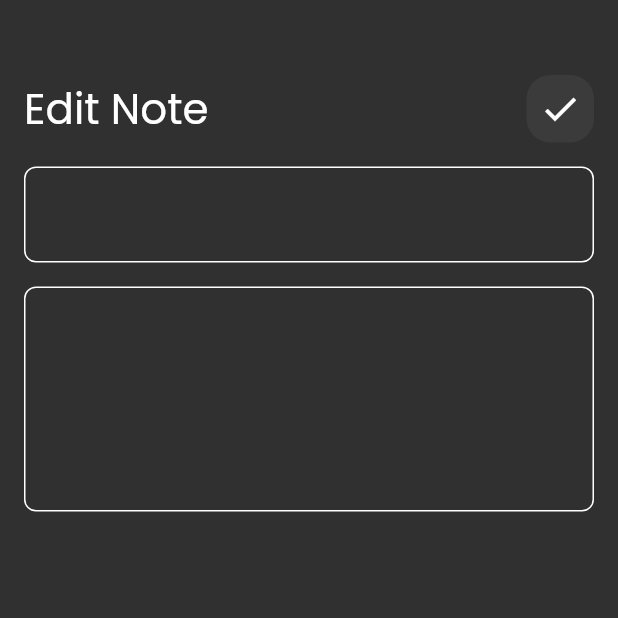
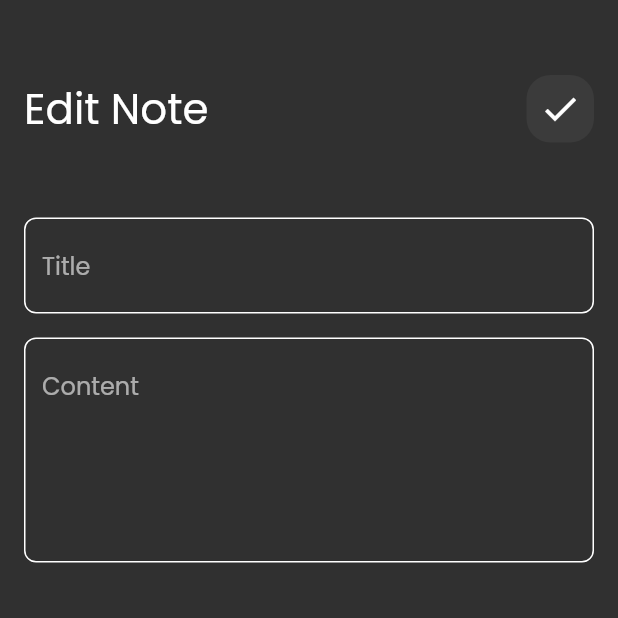
Before and after one commit to AdhamAyad/Notes_App, a Flutter app: the screen it shows after launch, after a tap on "Flutter Tips", on a phone screen of 412 x 824 dp, the top half of it. Run offline on Flutter 3.47's test engine with Material 2 defaults, Android fonts, the phone set to English and light mode, and no system bars; our stand-ins replace font_awesome_flutter.

Commit message:
edit note view UI done

```diff
--- a/lib/views/notes_view.dart
+++ b/lib/views/notes_view.dart
@@ -9,7 +9,10 @@ class NotesView extends StatelessWidget {
   @override
   Widget build(BuildContext context) {
     return  Scaffold(
-      floatingActionButton: FloatingActionButton(onPressed: (){
+      floatingActionButton: Padding(
+        padding: const EdgeInsets.only(bottom: 16),// move floating action buttom from buttom
+
+        child: FloatingActionButton(onPressed: (){
           showModalBottomSheet( //! to edit on buyyomsheet→edit on it directily, and to make it
 
             //? decoration of buttom sheet
@@ -24,6 +27,7 @@ class NotesView extends StatelessWidget {
 
         },
          child:const Icon(Icons.add),),
+      ),
 
       body:const NotesViewBody(), //! code will be clean
     );
--- a/lib/widgets/custom_app_bar.dart
+++ b/lib/widgets/custom_app_bar.dart
@@ -18,7 +18,7 @@ class CustomAppBar extends StatelessWidget {
 
       const  Spacer(),
 
-        CustomSearchIcon(icon: icon,)
+        CustomIcon(icon: icon,)
       ],
     );
   }
--- a/lib/widgets/custom_search_icon.dart
+++ b/lib/widgets/custom_search_icon.dart
@@ -1,21 +1,22 @@
 import 'package:flutter/material.dart';
 
-class CustomSearchIcon extends StatelessWidget {
-  const CustomSearchIcon({super.key, required this.icon});
+class CustomIcon extends StatelessWidget {
+  const CustomIcon({super.key, required this.icon});
   final IconData icon;
   @override
   Widget build(BuildContext context) {
     return Container(
+
         height: 45,
         width: 45,
+
         decoration: BoxDecoration(
             color: Colors.white.withOpacity(.05), // todo: withOpacity → لتغيير شفافيه اللون
             borderRadius: BorderRadius.circular(16)), // حواف دائريه
 
-        child: Center(
-            child: Icon(
-          icon,
-          size: 28,
-        )));
+        child: IconButton(
+          onPressed:(){},
+          icon: Icon(icon,size: 28,),
+        ));
   }
 }
--- a/lib/widgets/edit_note_view_body.dart
+++ b/lib/widgets/edit_note_view_body.dart
@@ -14,12 +14,12 @@ class EditNoteViewBody extends StatelessWidget {
         children: [
           SizedBox(height: 50,),
           CustomAppBar(title: 'Edit Note', icon: Icons.check,),
+          SizedBox(height: 50,),
+
+          CustomTextField(hint: 'Title',),
           SizedBox(height: 16,),
 
-          CustomTextField(hint: '',),
-          SizedBox(height: 16,),
-
-          CustomTextField(hint: '',maxLines: 5,)
+          CustomTextField(hint: 'Content',maxLines: 5,)
         ],
       ),
     );
```
Lines whose indentation alone changed are shown as unchanged.
